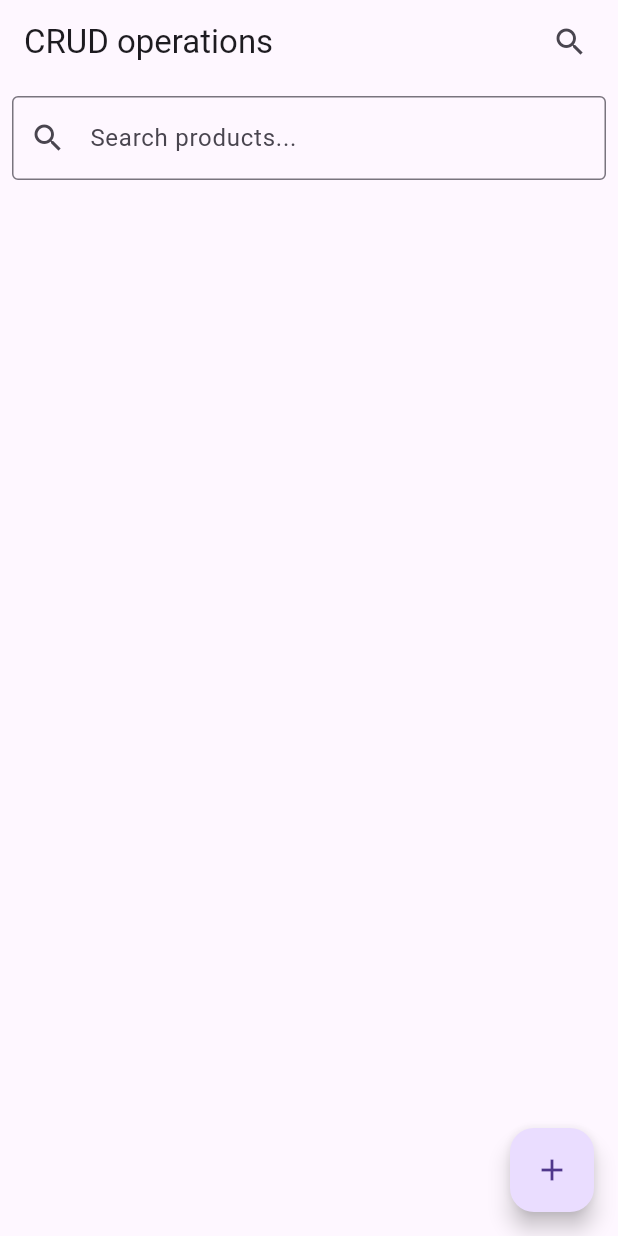
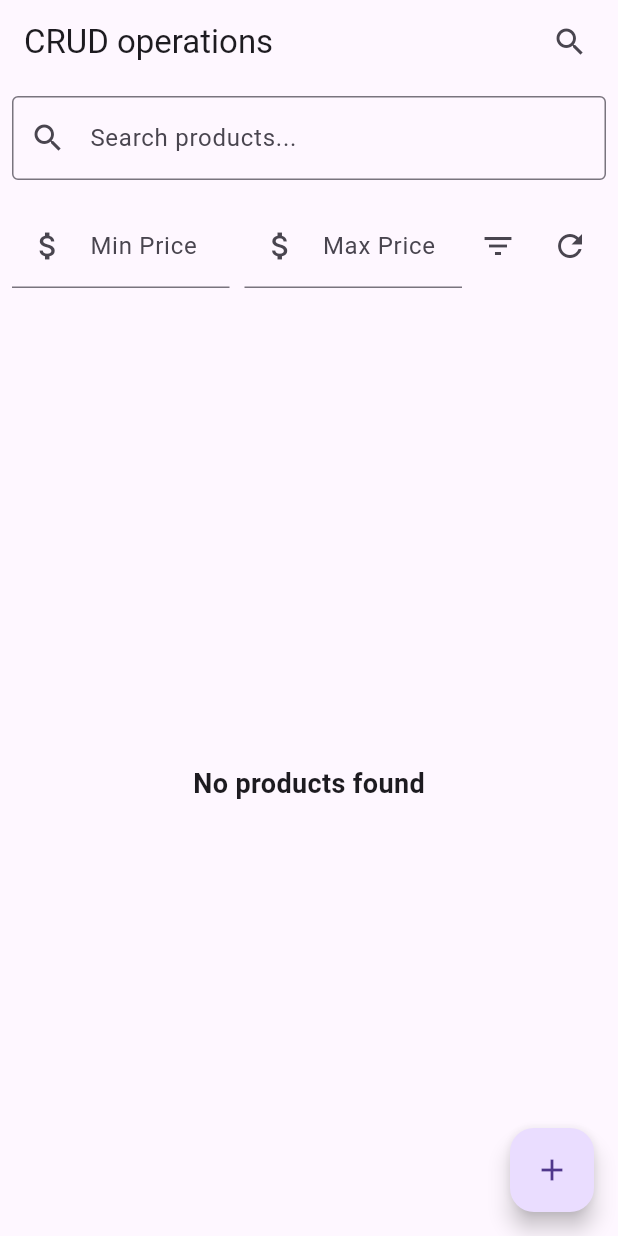
Before and after one commit to digoabari1/ica11, a Flutter app: the screen it shows after launch, on a phone screen of 412 x 824 dp. Run offline on Flutter 3.47's test engine with Material 3 defaults, Android fonts, the phone set to English and light mode, and no system bars; our stand-ins replace cloud_firestore, firebase_core; accounts and stored records are empty.

Commit message:
filter function

```diff
--- a/lib/main.dart
+++ b/lib/main.dart
@@ -32,10 +32,16 @@
 class _HomePageState extends State<HomePage> {
   final TextEditingController _nameController = TextEditingController();
   final TextEditingController _priceController = TextEditingController();
-  final TextEditingController _searchController = TextEditingController(); // Added search controller
+  final TextEditingController _searchController = TextEditingController();
+  final TextEditingController _minPriceController = TextEditingController();
+  final TextEditingController _maxPriceController = TextEditingController();
   final CollectionReference _products = FirebaseFirestore.instance.collection('products');
 
-  String _searchQuery = ''; // Variable to store the search query
+  String _searchQuery = '';
+  double? _minPrice;
+  double? _maxPrice;
+
+  String _filterFeedback = '';
 
   // Create or update product
   Future<void> _createOrUpdate([DocumentSnapshot? documentSnapshot]) async {
@@ -107,13 +113,36 @@
     );
   }
 
+  // Filter products by price range
+  void _filterProducts() {
+    setState(() {
+      _minPrice = _minPriceController.text.isNotEmpty
+          ? double.tryParse(_minPriceController.text)
+          : null;
+      _maxPrice = _maxPriceController.text.isNotEmpty
+          ? double.tryParse(_maxPriceController.text)
+          : null;
+      _filterFeedback = 'Filters applied: Min Price: ${_minPrice ?? 'Any'} - Max Price: ${_maxPrice ?? 'Any'}';
+    });
+  }
+
+  // Reset filters
+  void _resetFilter() {
+    setState(() {
+      _minPriceController.clear();
+      _maxPriceController.clear();
+      _minPrice = null;
+      _maxPrice = null;
+      _filterFeedback = 'Filters reset';
+    });
+  }
+
   @override
   Widget build(BuildContext context) {
     return Scaffold(
       appBar: AppBar(
         title: const Text('CRUD operations'),
         actions: [
-          // Search bar in AppBar
           Padding(
             padding: const EdgeInsets.all(8.0),
             child: IconButton(
@@ -128,7 +157,6 @@
           ),
         ],
       ),
-      // Using StreamBuilder to display all products from Firestore
       body: Column(
         children: [
           // Search bar at the top
@@ -148,17 +176,75 @@
               },
             ),
           ),
-          // StreamBuilder to display products from Firestore based on search query
+          // Filter section
+          Padding(
+            padding: const EdgeInsets.all(8.0),
+            child: Row(
+              children: [
+                Expanded(
+                  child: TextField(
+                    controller: _minPriceController,
+                    decoration: const InputDecoration(
+                      labelText: 'Min Price',
+                      prefixIcon: Icon(Icons.attach_money),
+                    ),
+                    keyboardType: TextInputType.number,
+                  ),
+                ),
+                const SizedBox(width: 10),
+                Expanded(
+                  child: TextField(
+                    controller: _maxPriceController,
+                    decoration: const InputDecoration(
+                      labelText: 'Max Price',
+                      prefixIcon: Icon(Icons.attach_money),
+                    ),
+                    keyboardType: TextInputType.number,
+                  ),
+                ),
+                IconButton(
+                  icon: const Icon(Icons.filter_list),
+                  onPressed: _filterProducts,
+                ),
+                IconButton(
+                  icon: const Icon(Icons.refresh),
+                  onPressed: _resetFilter,
+                ),
+              ],
+            ),
+          ),
+          // Display filter feedback
+          Padding(
+            padding: const EdgeInsets.symmetric(horizontal: 8.0),
+            child: Text(
+              _filterFeedback,
+              style: const TextStyle(fontStyle: FontStyle.italic, color: Colors.blue),
+            ),
+          ),
+          // StreamBuilder to display filtered products
           Expanded(
             child: StreamBuilder(
               stream: _products.snapshots(),
               builder: (context, AsyncSnapshot<QuerySnapshot> streamSnapshot) {
                 if (streamSnapshot.hasData) {
-                  final filteredProducts = streamSnapshot.data!.docs
-                      .where((documentSnapshot) {
+                  final filteredProducts = streamSnapshot.data!.docs.where((documentSnapshot) {
                     final name = documentSnapshot['name'].toString().toLowerCase();
-                    return name.contains(_searchQuery);
+                    final price = documentSnapshot['price'];
+
+                    // Check if the product matches search query and price range
+                    final matchesSearch = name.contains(_searchQuery);
+                    final matchesPriceRange =
+                        (_minPrice == null || price >= _minPrice!) &&
+                            (_maxPrice == null || price <= _maxPrice!);
+
+                    return matchesSearch && matchesPriceRange;
                   }).toList();
+
+                  if (filteredProducts.isEmpty) {
+                    return const Center(
+                      child: Text('No products found', style: TextStyle(fontSize: 18, fontWeight: FontWeight.bold)),
+                    );
+                  }
 
                   return ListView.builder(
                     itemCount: filteredProducts.length,
@@ -195,7 +281,6 @@
           ),
         ],
       ),
-      // Add new product
       floatingActionButton: FloatingActionButton(
         onPressed: () => _createOrUpdate(),
         child: const Icon(Icons.add),
@@ -246,6 +331,12 @@
           return name.contains(query.toLowerCase());
         }).toList();
 
+        if (filteredProducts.isEmpty) {
+          return const Center(
+            child: Text('No products found', style: TextStyle(fontSize: 18, fontWeight: FontWeight.bold)),
+          );
+        }
+
         return ListView.builder(
           itemCount: filteredProducts.length,
           itemBuilder: (context, index) {
```
